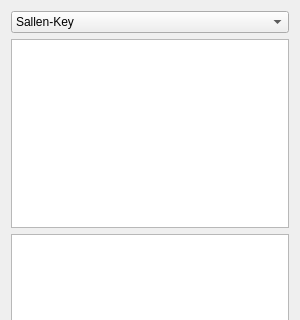
Qt form app/designer/aux_widgets/cells_settings.ui (grupo-tc-volcan/TP4) before a commit; both pictures show x 0 to 300 and y 0 to 320 of the 300 by 463 pixel window.
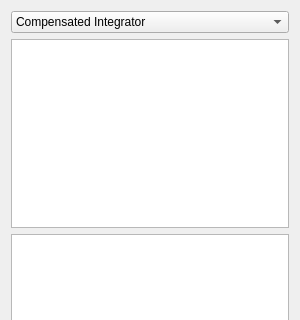
The same form after that commit.

```diff
--- a/app/designer/aux_widgets/cells_settings.ui
+++ b/app/designer/aux_widgets/cells_settings.ui
@@ -22,6 +22,16 @@
        <height>16777215</height>
       </size>
      </property>
+     <item>
+      <property name="text">
+       <string>Compensated Integrator</string>
+      </property>
+     </item>
+     <item>
+      <property name="text">
+       <string>Compensated Derivator</string>
+      </property>
+     </item>
      <item>
       <property name="text">
        <string>Sallen-Key</string>
```
Left out of the diff: 76 changed lines with no effect on the pictures.
